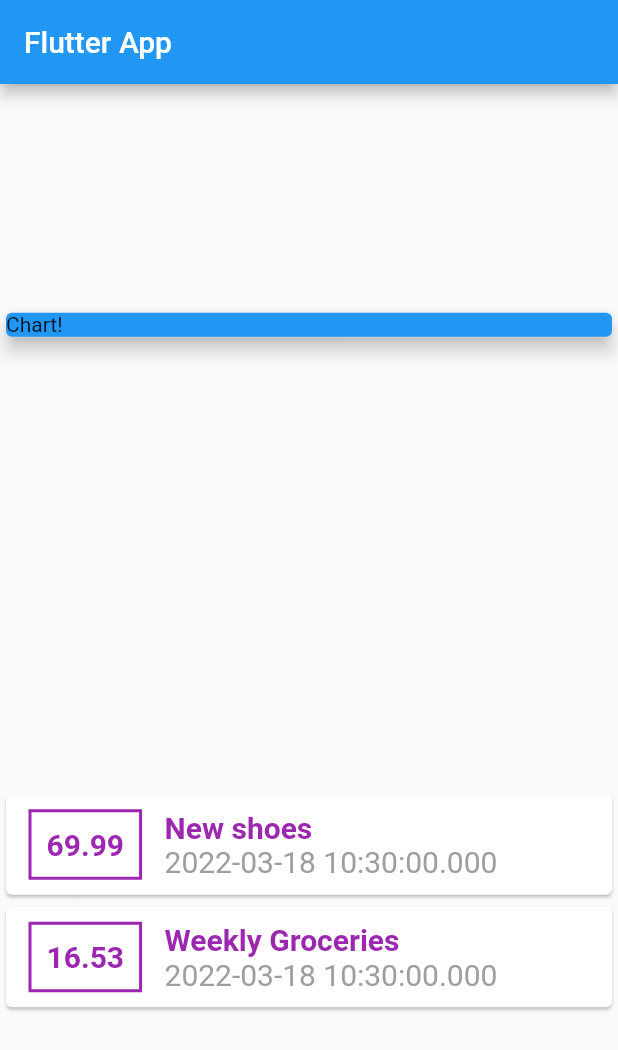
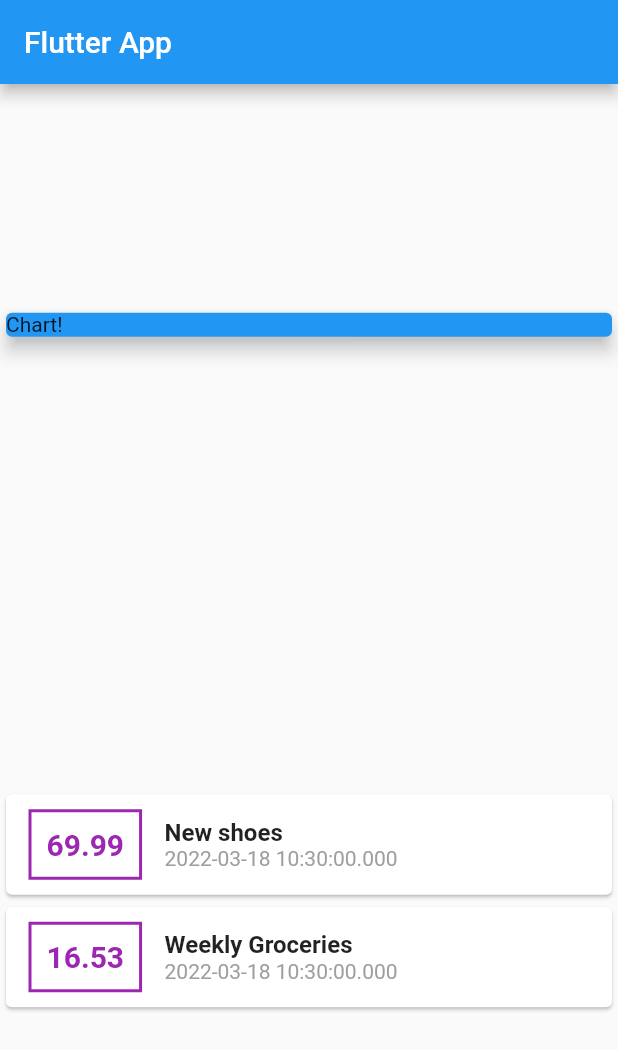
Before and after one commit to fede3mmanuel/flutterexpensesapp, a Flutter app: the screen it shows after launch, on a phone screen of 412 x 824 dp. Shown: the top 1050 px of the screen. Run offline on Flutter 3.47's test engine with Material 2 defaults, Android fonts, the phone set to English and light mode, and no system bars.

Commit message:
reviewing the homework

```diff
--- a/lib/main.dart
+++ b/lib/main.dart
@@ -79,8 +79,7 @@ class MyHomePage extends StatelessWidget {
                       Text(
                         tx.title,
                         style: TextStyle(
-                          color: Colors.purple,
-                          fontSize: 20,
+                          fontSize: 16,
                           fontWeight: FontWeight.bold,
                         ),
                       ),
@@ -88,7 +87,6 @@ class MyHomePage extends StatelessWidget {
                         tx.date.toString(),
                         style: TextStyle(
                           color: Colors.grey,
-                          fontSize: 20,
                         ),
                       ),
                     ],
```
